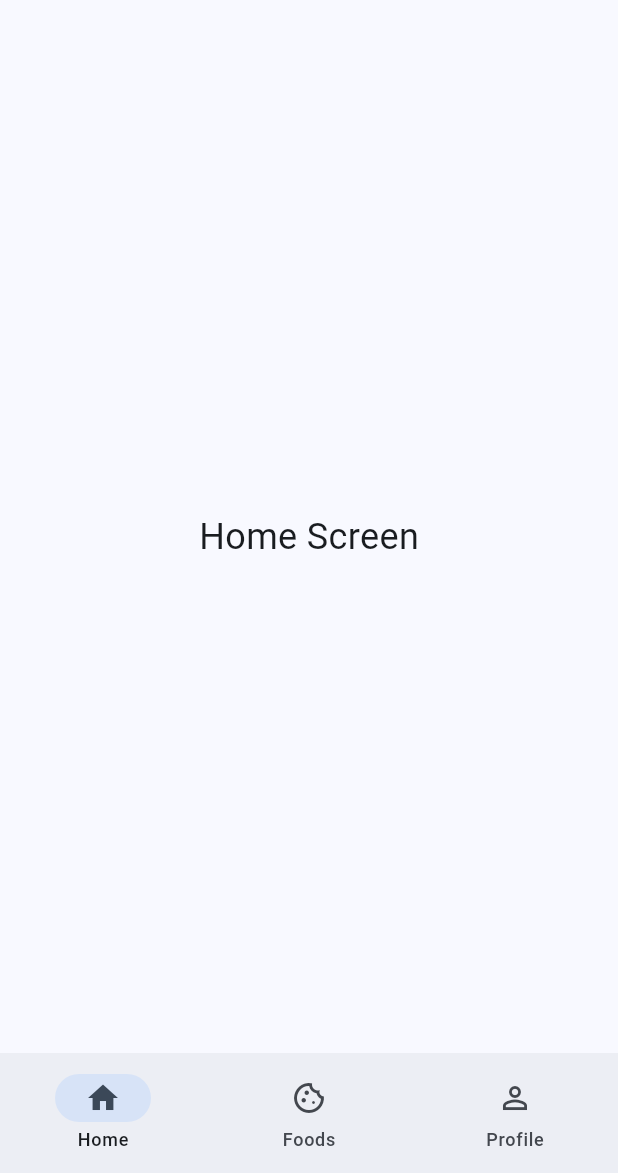
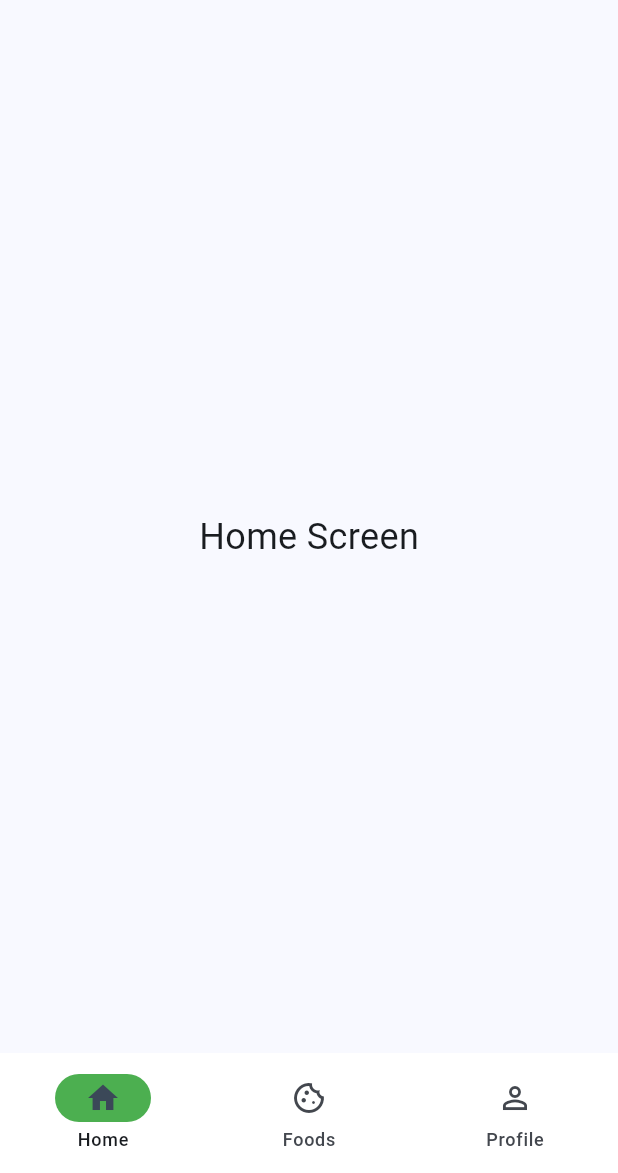
Before and after one commit to JSkrpp/PIM-Project, a Flutter app: the screen it shows after launch, on a phone screen of 412 x 824 dp, the part 63-1236 px from its top. Run offline on Flutter 3.47's test engine with Material 3 defaults, Android fonts, the phone set to English and light mode, and no system bars.

Commit message:
Styling, added comments in main.dart

```diff
--- a/calorie_tracker/lib/main.dart
+++ b/calorie_tracker/lib/main.dart
@@ -15,9 +15,13 @@ class MyApp extends StatelessWidget {
     return MaterialApp(
       debugShowCheckedModeBanner: false,
       title: 'Calorie Tracker',
-      theme: ThemeData(
+      theme: ThemeData( // app stylisation
         useMaterial3: true,
         colorScheme: ColorScheme.fromSeed(seedColor: Colors.blue),
+        navigationBarTheme: NavigationBarThemeData(
+          indicatorColor: Colors.green,
+          backgroundColor: Colors.white,
+        )
       ),
       home: const BottomNavM3(),
     );
@@ -41,25 +45,25 @@ class _BottomNavM3State extends State<BottomNavM3> {
   ];
 
   @override
-  Widget build(BuildContext context) {
-    return Scaffold(
+  Widget build(BuildContext context) { // bottom navBar initialization method
+    return Scaffold( // scaffold for navBar + current screen app type
       appBar: AppBar(
         title: const Text('Calorie Tracker'),
         centerTitle: true,
       ),
-      body: IndexedStack(
+      body: IndexedStack( // active screen shown here, allows the app to remember app states
         index: _selectedIndex,
         children: _screens,
       ),
       bottomNavigationBar: NavigationBar(
         selectedIndex: _selectedIndex,
         onDestinationSelected: (int index) {
-          setState(() {
+          setState(() { // showing currently selected screen
             _selectedIndex = index;
           });
         },
         labelBehavior: NavigationDestinationLabelBehavior.alwaysShow,
-        destinations: const [
+        destinations: const [ //
           NavigationDestination(
             icon: Icon(Icons.home_outlined),
             selectedIcon: Icon(Icons.home),
```
